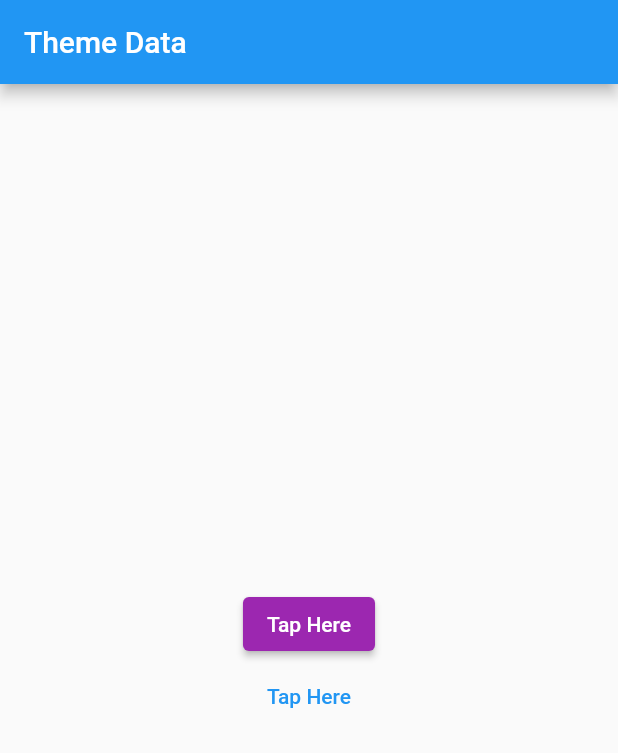
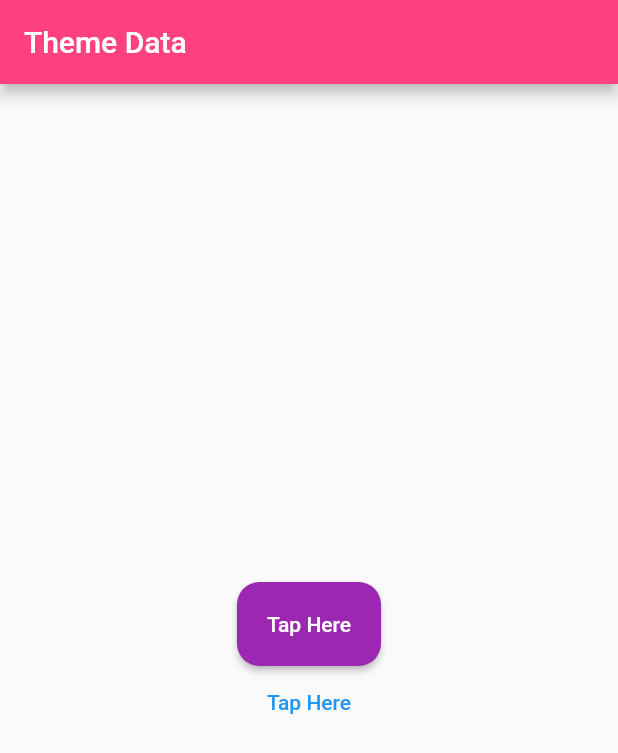
Before and after one commit to mukul71/Learning_Flutter, a Flutter app: the screen it shows after launch, on a phone screen of 412 x 824 dp. Shown: the top 753 px of the screen. Run offline on Flutter 3.47's test engine with Material 2 defaults, Android fonts, the phone set to English and light mode, and no system bars.

Commit message:
AppBar theme Added

```diff
--- a/lib/main.dart
+++ b/lib/main.dart
@@ -13,8 +13,13 @@ class MyApp extends StatelessWidget {
       home: HomePage(),
       theme: ThemeData(
         elevatedButtonTheme: ElevatedButtonThemeData(
-          style: ElevatedButton.styleFrom(backgroundColor: Colors.purple),
+          style: ElevatedButton.styleFrom(
+              backgroundColor: Colors.purple,
+              padding: EdgeInsets.all(20),
+              shape: RoundedRectangleBorder(
+                  borderRadius: BorderRadius.circular(15))),
         ),
+        appBarTheme: AppBarTheme(backgroundColor: Colors.pinkAccent),
       ),
     );
   }
@@ -33,7 +38,10 @@ class HomePage extends StatelessWidget {
         child: Column(
           mainAxisAlignment: MainAxisAlignment.center,
           children: [
-            ElevatedButton(onPressed: () {}, child: Text('Tap Here')),
+            ElevatedButton(
+              onPressed: () {},
+              child: Text('Tap Here'),
+            ),
             TextButton(onPressed: () {}, child: Text('Tap Here')),
           ],
         ),
```
